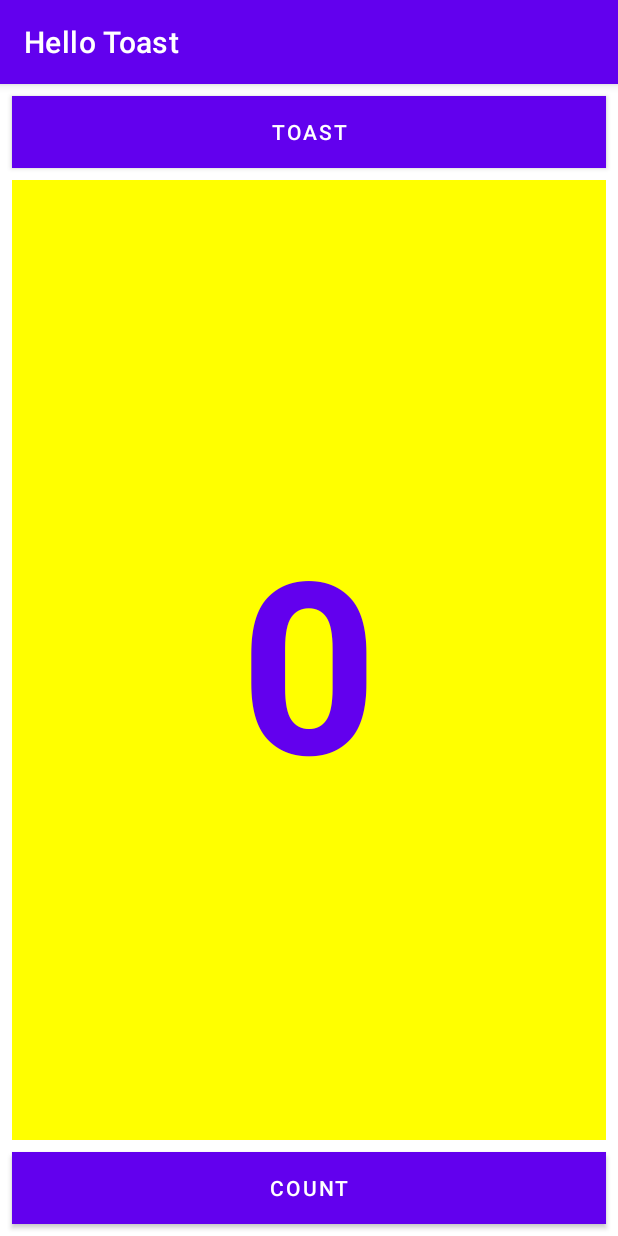
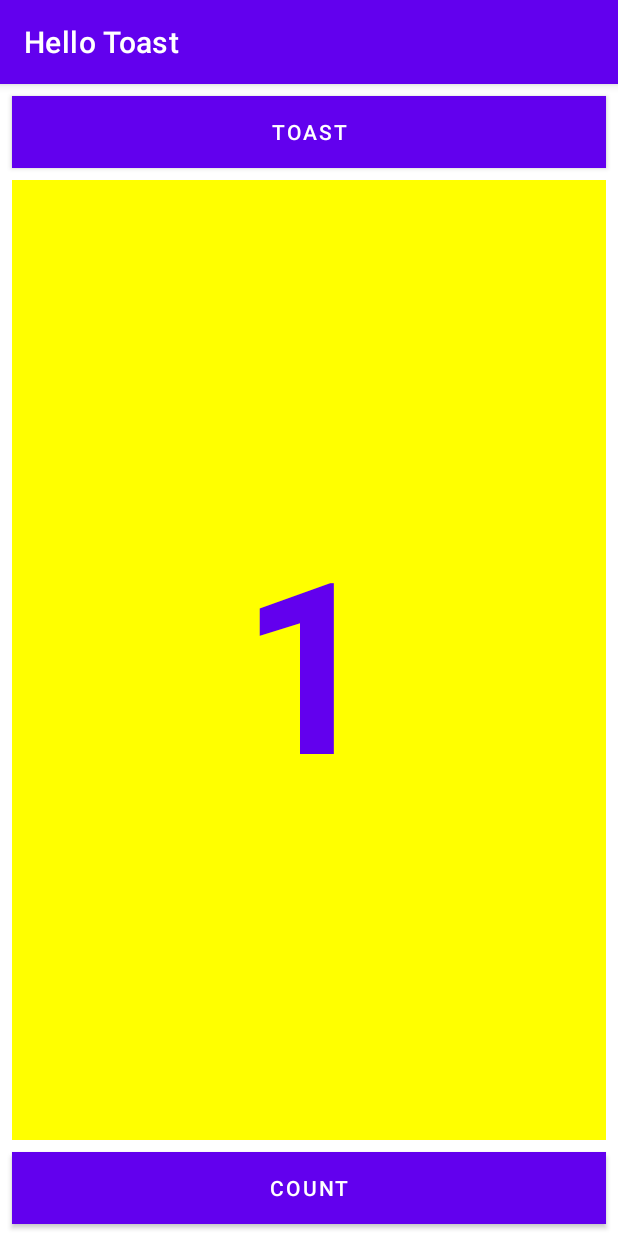
Before and after one commit to sabdika/First-interactive-UI, an Android app: the screen it shows after launch (MainActivity), after a tap on "COUNT", on a phone screen of 412 x 824 dp. Run offline under Robolectric (Android 15) with nearby library versions, the phone set to English and light mode, and no system bars.

Commit message:
Added Count OnClick Handler

```diff
--- a/app/src/main/java/com/sabdika/hellotoast/MainActivity.java
+++ b/app/src/main/java/com/sabdika/hellotoast/MainActivity.java
@@ -4,14 +4,19 @@ import androidx.appcompat.app.AppCompatActivity;
 
 import android.os.Bundle;
 import android.view.View;
+import android.widget.TextView;
 import android.widget.Toast;
 
 public class MainActivity extends AppCompatActivity {
+
+    private int mCount = 0;
+    private TextView mShowCount;
 
     @Override
     protected void onCreate(Bundle savedInstanceState) {
         super.onCreate(savedInstanceState);
         setContentView(R.layout.activity_main);
+        mShowCount = (TextView) findViewById(R.id.show_count);
     }
 
     public void showToast(View view) {
@@ -20,5 +25,8 @@ public class MainActivity extends AppCompatActivity {
     }
 
     public void countUp(View view) {
+        ++mCount;
+        if (mShowCount != null)
+            mShowCount.setText(Integer.toString(mCount));
     }
 }
```
Also changed, not shown: 2 other files.
